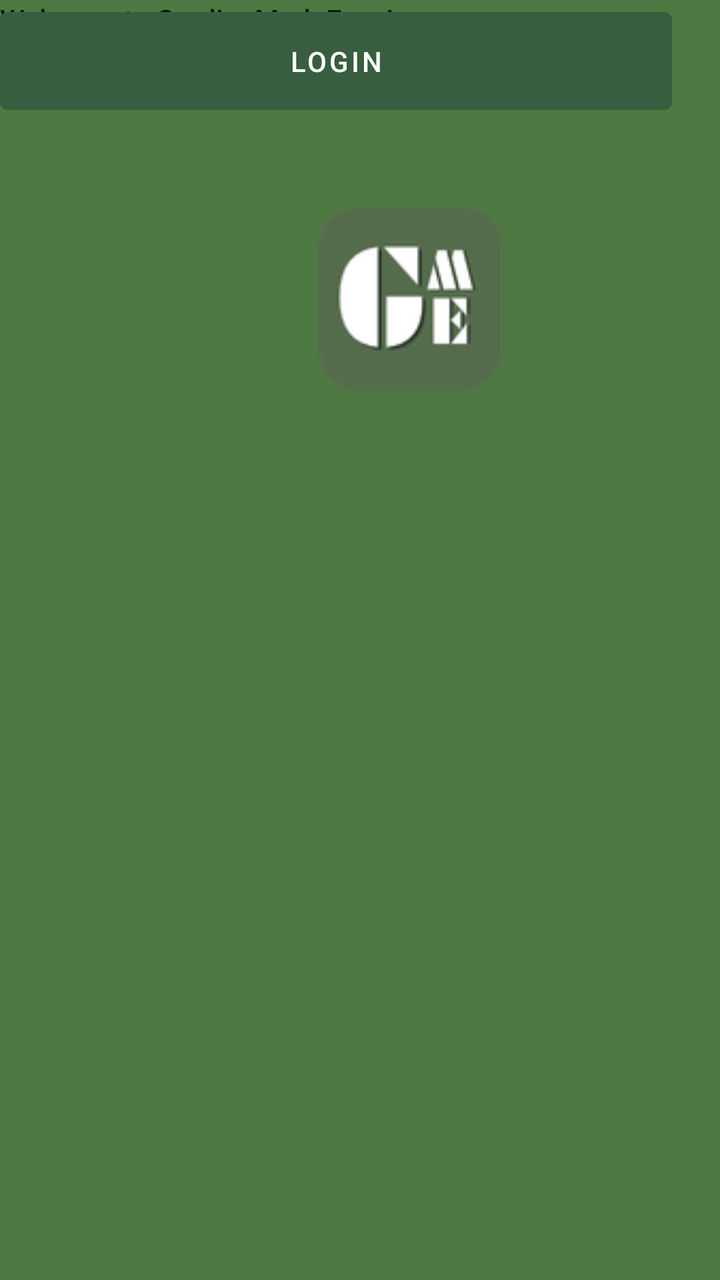
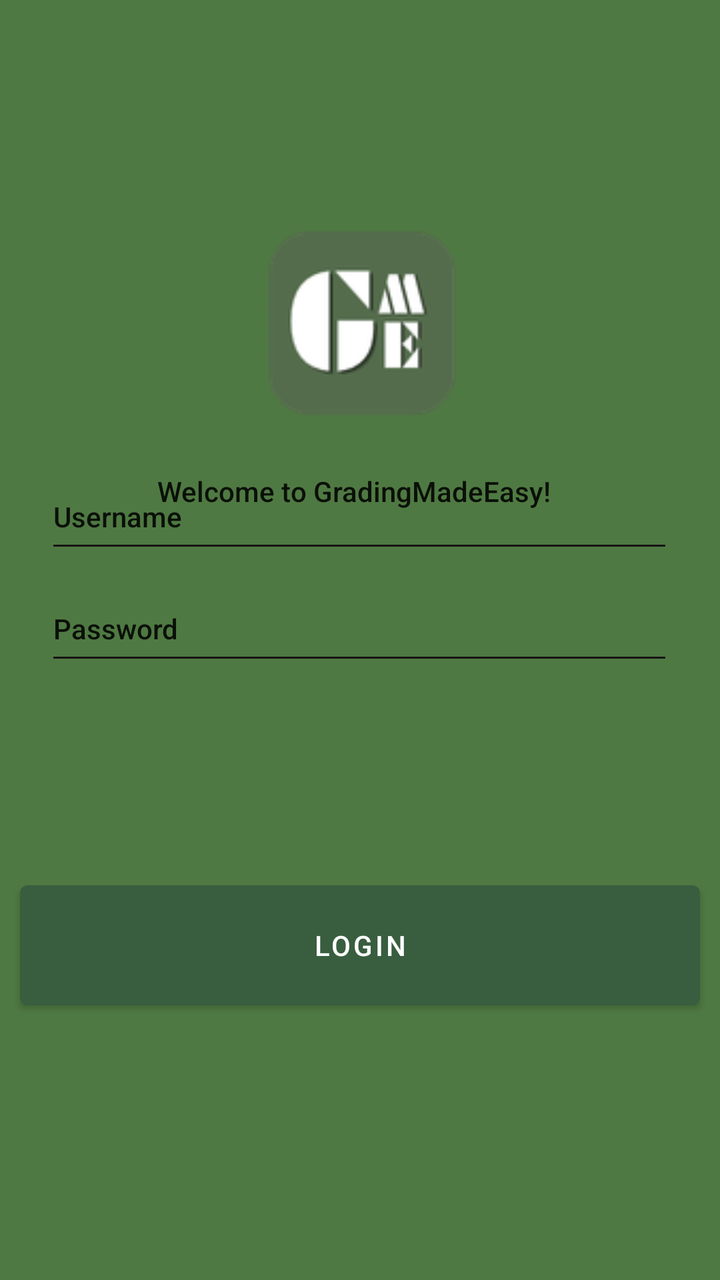

Compare the two renders of this Android layout. The source of the first and the diff that turns it into the second are given below.
<!-- AndroidManifest.xml: application theme Theme.GradingMadeEasy -->
<!-- res/layout/malonzo_login_screen.xml -->
<?xml version="1.0" encoding="utf-8"?>
<androidx.constraintlayout.widget.ConstraintLayout xmlns:android="http://schemas.android.com/apk/res/android"
    xmlns:app="http://schemas.android.com/apk/res-auto"
    xmlns:tools="http://schemas.android.com/tools"
    android:id="@+id/main"
    android:layout_width="match_parent"
    android:layout_height="match_parent"
    android:background="#4F7942">

    <TextView
        android:id="@+id/WelcomeText"
        android:layout_width="203dp"
        android:layout_height="24dp"
        android:text="Welcome to GradingMadeEasy!"
        android:textAppearance="@style/TextAppearance.AppCompat.Body2"
        tools:layout_editor_absoluteX="102dp"
        tools:layout_editor_absoluteY="225dp" />

    <EditText
        android:id="@+id/UsernamePassword"
        android:layout_width="310dp"
        android:layout_height="43dp"
        android:backgroundTint="#161414"
        android:text="Password"
        android:textAppearance="@style/TextAppearance.AppCompat.Body2"
        tools:layout_editor_absoluteX="51dp"
        tools:layout_editor_absoluteY="406dp" />

    <EditText
        android:id="@+id/UsernamePassword"
        android:layout_width="306dp"
        android:layout_height="48dp"
        android:backgroundTint="#161414"
        android:text="Username"
        android:textAppearance="@style/TextAppearance.AppCompat.Body2"
        tools:layout_editor_absoluteX="53dp"
        tools:layout_editor_absoluteY="331dp" />

    <ImageView
        android:id="@+id/ImageView"
        android:layout_width="153dp"
        android:layout_height="115dp"
        android:layout_marginStart="128dp"
        android:layout_marginTop="92dp"
        android:translationZ="@dimen/_2sdp"
        app:layout_constraintStart_toStartOf="parent"
        app:layout_constraintTop_toTopOf="parent"
        app:srcCompat="@drawable/gradingmadeeasylogo" />

    <Button
        android:id="@+id/main"
        android:layout_width="336dp"
        android:layout_height="61dp"
        android:backgroundTint="#385E3F"
        android:text="Login"
        tools:layout_editor_absoluteX="37dp"
        tools:layout_editor_absoluteY="652dp" />


</androidx.constraintlayout.widget.ConstraintLayout>
<!-- resources referenced by this layout -->
<resources>
  <!-- drawable gradingmadeeasylogo: png bitmap (drawable, 6187 bytes) -->
  <style name="Theme.GradingMadeEasy" parent="Theme.MaterialComponents.DayNight.DarkActionBar">
          
          <item name="colorPrimary">@color/purple_500</item>
          <item name="colorPrimaryVariant">@color/purple_700</item>
          <item name="colorOnPrimary">@color/white</item>
          
          <item name="colorSecondary">@color/teal_200</item>
          <item name="colorSecondaryVariant">@color/teal_700</item>
          <item name="colorOnSecondary">@color/black</item>
          
          <item name="android:statusBarColor">?attr/colorPrimaryVariant</item>
          
      </style>
  <color name="purple_500">#FF6200EE</color>
  <color name="purple_700">#FF3700B3</color>
  <color name="white">#FFFFFFFF</color>
  <color name="teal_200">#FF03DAC5</color>
  <color name="teal_700">#FF018786</color>
  <color name="black">#FF000000</color>
</resources>

<!-- the commit's change to res/layout/malonzo_login_screen.xml (unified diff, before → after) -->
@@ -7,54 +7,69 @@
     android:layout_height="match_parent"
     android:background="#4F7942">
 
+
     <TextView
         android:id="@+id/WelcomeText"
         android:layout_width="203dp"
         android:layout_height="24dp"
+        android:layout_marginTop="236dp"
         android:text="Welcome to GradingMadeEasy!"
         android:textAppearance="@style/TextAppearance.AppCompat.Body2"
-        tools:layout_editor_absoluteX="102dp"
-        tools:layout_editor_absoluteY="225dp" />
+        app:layout_constraintEnd_toEndOf="parent"
+        app:layout_constraintStart_toStartOf="parent"
+        app:layout_constraintTop_toTopOf="parent" />
 
     <EditText
         android:id="@+id/UsernamePassword"
-        android:layout_width="310dp"
-        android:layout_height="43dp"
+        android:layout_width="314dp"
+        android:layout_height="49dp"
+        android:backgroundTint="#161414"
+        android:text="Username"
+        android:textAppearance="@style/TextAppearance.AppCompat.Body2"
+        app:layout_constraintBottom_toBottomOf="parent"
+        app:layout_constraintEnd_toEndOf="parent"
+        app:layout_constraintHorizontal_bias="0.494"
+        app:layout_constraintStart_toStartOf="parent"
+        app:layout_constraintTop_toTopOf="parent"
+        app:layout_constraintVertical_bias="0.393" />
+
+    <EditText
+        android:id="@+id/usernamePassword"
+        android:layout_width="314dp"
+        android:layout_height="49dp"
         android:backgroundTint="#161414"
         android:text="Password"
         android:textAppearance="@style/TextAppearance.AppCompat.Body2"
-        tools:layout_editor_absoluteX="51dp"
-        tools:layout_editor_absoluteY="406dp" />
-
-    <EditText
-        android:id="@+id/UsernamePassword"
-        android:layout_width="306dp"
-        android:layout_height="48dp"
-        android:backgroundTint="#161414"
-        android:text="Username"
-        android:textAppearance="@style/TextAppearance.AppCompat.Body2"
-        tools:layout_editor_absoluteX="53dp"
-        tools:layout_editor_absoluteY="331dp" />
+        app:layout_constraintBottom_toBottomOf="parent"
+        app:layout_constraintEnd_toEndOf="parent"
+        app:layout_constraintHorizontal_bias="0.494"
+        app:layout_constraintStart_toStartOf="parent"
+        app:layout_constraintTop_toTopOf="parent"
+        app:layout_constraintVertical_bias="0.488" />
 
     <ImageView
         android:id="@+id/ImageView"
         android:layout_width="153dp"
         android:layout_height="115dp"
-        android:layout_marginStart="128dp"
-        android:layout_marginTop="92dp"
+        android:layout_marginTop="104dp"
         android:translationZ="@dimen/_2sdp"
+        app:layout_constraintEnd_toEndOf="parent"
         app:layout_constraintStart_toStartOf="parent"
         app:layout_constraintTop_toTopOf="parent"
         app:srcCompat="@drawable/gradingmadeeasylogo" />
 
     <Button
-        android:id="@+id/main"
-        android:layout_width="336dp"
-        android:layout_height="61dp"
+        android:id="@+id/button9"
+        android:layout_width="340dp"
+        android:layout_height="72dp"
         android:backgroundTint="#385E3F"
         android:text="Login"
-        tools:layout_editor_absoluteX="37dp"
-        tools:layout_editor_absoluteY="652dp" />
+        app:layout_constraintBottom_toBottomOf="parent"
+        app:layout_constraintEnd_toEndOf="parent"
+        app:layout_constraintHorizontal_bias="0.492"
+        app:layout_constraintStart_toStartOf="parent"
+        app:layout_constraintTop_toTopOf="parent"
+        app:layout_constraintVertical_bias="0.769" />
 
 
 </androidx.constraintlayout.widget.ConstraintLayout>
